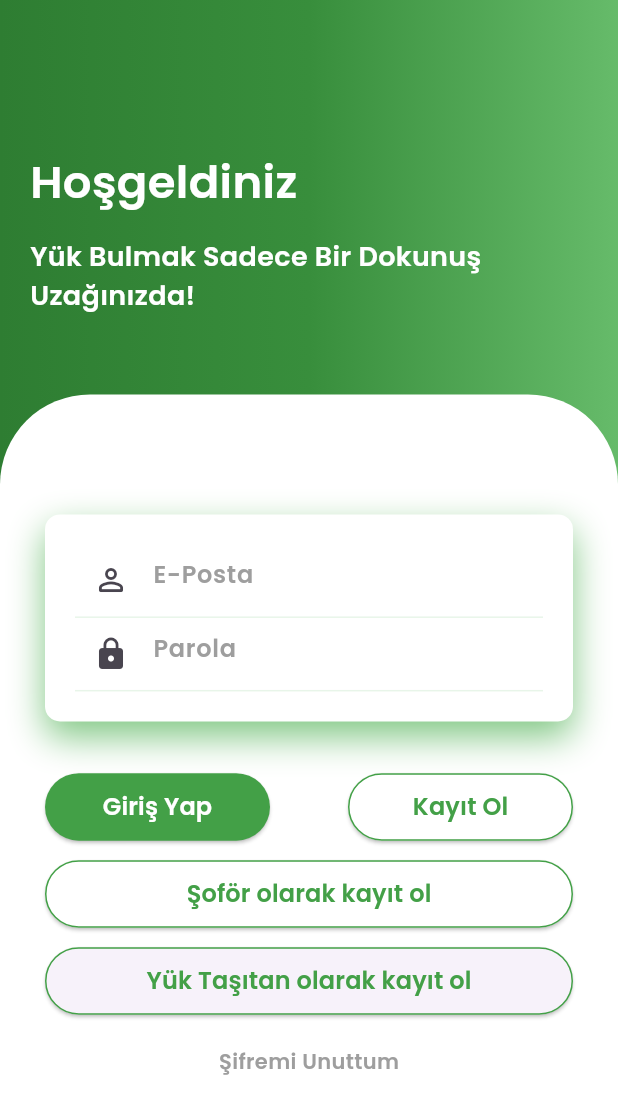
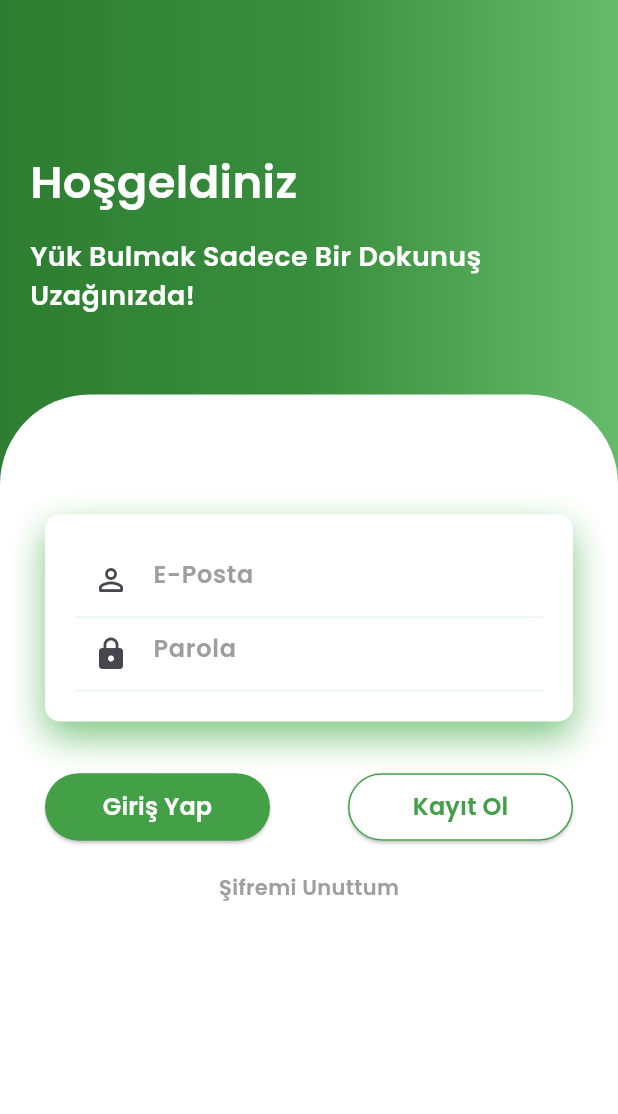
Before and after one commit to ozcann159/LojistikApp, a Flutter app: the screen it shows after launch, on a phone screen of 412 x 824 dp. Shown: the top 1114 px of the screen. Run offline on Flutter 3.47's test engine with Material 3 defaults, Android fonts, the phone set to English and light mode, and no system bars; our stand-ins replace bloc, cloud_firestore, connectivity_plus, equatable, firebase_auth, firebase_core and 2 more; accounts and stored records are empty.

Commit message:
page redirects completed

```diff
--- a/lib/Pages/driver_register.dart
+++ b/lib/Pages/driver_register.dart
@@ -1,5 +1,5 @@
 import 'package:flutter/material.dart';
-import 'package:loadspotter/Pages/load_postings_screen.dart';
+import 'package:loadspotter/Pages/login_page.dart';
 import 'package:loadspotter/repositories/firestore_services.dart';
 
 class DriverRegistrationPage extends StatefulWidget {
@@ -59,7 +59,7 @@ class _DriverRegistrationPageState extends State<DriverRegistrationPage> {
         );
         Navigator.pushReplacement(
           context,
-          MaterialPageRoute(builder: (context) => LoadPostingsScreen()),
+          MaterialPageRoute(builder: (context) => LoginPage()),
         );
       } catch (e) {
         ScaffoldMessenger.of(context).showSnackBar(SnackBar(
--- a/lib/Pages/login_page.dart
+++ b/lib/Pages/login_page.dart
@@ -2,7 +2,6 @@ import 'package:cloud_firestore/cloud_firestore.dart';
 import 'package:firebase_auth/firebase_auth.dart';
 import 'package:flutter/material.dart';
 import 'package:loadspotter/Pages/add_load_posting_screen.dart';
-import 'package:loadspotter/Pages/driver_register.dart';
 import 'package:loadspotter/Pages/load_postings_screen.dart';
 import 'package:loadspotter/Pages/signup_page.dart';
 
@@ -257,63 +256,63 @@ class _LoginPageState extends State<LoginPage> {
                           ),
                         ],
                       ),
-                      SizedBox(
-                        height: 10.0,
-                      ),
-                      ElevatedButton(
-                        onPressed: () {
-                          Navigator.push(
-                            context,
-                            MaterialPageRoute(
-                              builder: (context) => DriverRegistrationPage(),
-                            ),
-                          );
-                        },
-                        style: ElevatedButton.styleFrom(
-                          minimumSize: const Size(double.infinity, 45),
-                          shape: RoundedRectangleBorder(
-                            borderRadius: BorderRadius.circular(50),
-                            side: BorderSide(color: Colors.green.shade600),
-                          ),
-                          backgroundColor: Colors.white,
-                        ),
-                        child: Text(
-                          "Şoför olarak kayıt ol",
-                          style: TextStyle(
-                            color: Colors.green.shade600,
-                            fontWeight: FontWeight.bold,
-                            fontSize: 16,
-                          ),
-                        ),
-                      ),
-                      SizedBox(
-                        height: 10.0,
-                      ),
-                      ElevatedButton(
-                        onPressed: () {
-                          Navigator.push(
-                            context,
-                            MaterialPageRoute(
-                              builder: (context) => AddLoadPostingScreen(),
-                            ),
-                          );
-                        },
-                        style: ElevatedButton.styleFrom(
-                          minimumSize: Size(double.infinity, 45),
-                          shape: RoundedRectangleBorder(
-                            borderRadius: BorderRadius.circular(50),
-                            side: BorderSide(color: Colors.green.shade600),
-                          ),
-                        ),
-                        child: Text(
-                          "Yük Taşıtan olarak kayıt ol",
-                          style: TextStyle(
-                            color: Colors.green.shade600,
-                            fontWeight: FontWeight.bold,
-                            fontSize: 16,
-                          ),
-                        ),
-                      ),
+                      // SizedBox(
+                      //   height: 10.0,
+                      // ),
+                      // ElevatedButton(
+                      //   onPressed: () {
+                      //     Navigator.push(
+                      //       context,
+                      //       MaterialPageRoute(
+                      //         builder: (context) => DriverRegistrationPage(),
+                      //       ),
+                      //     );
+                      //   },
+                      //   style: ElevatedButton.styleFrom(
+                      //     minimumSize: const Size(double.infinity, 45),
+                      //     shape: RoundedRectangleBorder(
+                      //       borderRadius: BorderRadius.circular(50),
+                      //       side: BorderSide(color: Colors.green.shade600),
+                      //     ),
+                      //     backgroundColor: Colors.white,
+                      //   ),
+                      //   child: Text(
+                      //     "Şoför olarak kayıt ol",
+                      //     style: TextStyle(
+                      //       color: Colors.green.shade600,
+                      //       fontWeight: FontWeight.bold,
+                      //       fontSize: 16,
+                      //     ),
+                      //   ),
+                      // ),
+                      // SizedBox(
+                      //   height: 10.0,
+                      // ),
+                      // ElevatedButton(
+                      //   onPressed: () {
+                      //     Navigator.push(
+                      //       context,
+                      //       MaterialPageRoute(
+                      //         builder: (context) => AddLoadPostingScreen(),
+                      //       ),
+                      //     );
+                      //   },
+                      //   style: ElevatedButton.styleFrom(
+                      //     minimumSize: Size(double.infinity, 45),
+                      //     shape: RoundedRectangleBorder(
+                      //       borderRadius: BorderRadius.circular(50),
+                      //       side: BorderSide(color: Colors.green.shade600),
+                      //     ),
+                      //   ),
+                      //   child: Text(
+                      //     "Yük Taşıtan olarak kayıt ol",
+                      //     style: TextStyle(
+                      //       color: Colors.green.shade600,
+                      //       fontWeight: FontWeight.bold,
+                      //       fontSize: 16,
+                      //     ),
+                      //   ),
+                      // ),
                       SizedBox(
                         height: 20,
                       ),
--- a/lib/Pages/shipperRegistrationPage.dart
+++ b/lib/Pages/shipperRegistrationPage.dart
@@ -1,6 +1,7 @@
 import 'package:cloud_firestore/cloud_firestore.dart';
 import 'package:firebase_auth/firebase_auth.dart';
 import 'package:flutter/material.dart';
+import 'package:loadspotter/Pages/add_load_posting_screen.dart';
 import 'package:loadspotter/Pages/load_postings_screen.dart';
 
 class ShipperRegistrationPage extends StatefulWidget {
@@ -41,7 +42,7 @@ class _ShipperRegistrationPageState extends State<ShipperRegistrationPage> {
           // Yönlendirme
           Navigator.pushReplacement(
             context,
-            MaterialPageRoute(builder: (context) => LoadPostingsScreen()),
+            MaterialPageRoute(builder: (context) => AddLoadPostingScreen()),
           );
         } else {
           ScaffoldMessenger.of(context).showSnackBar(
```
